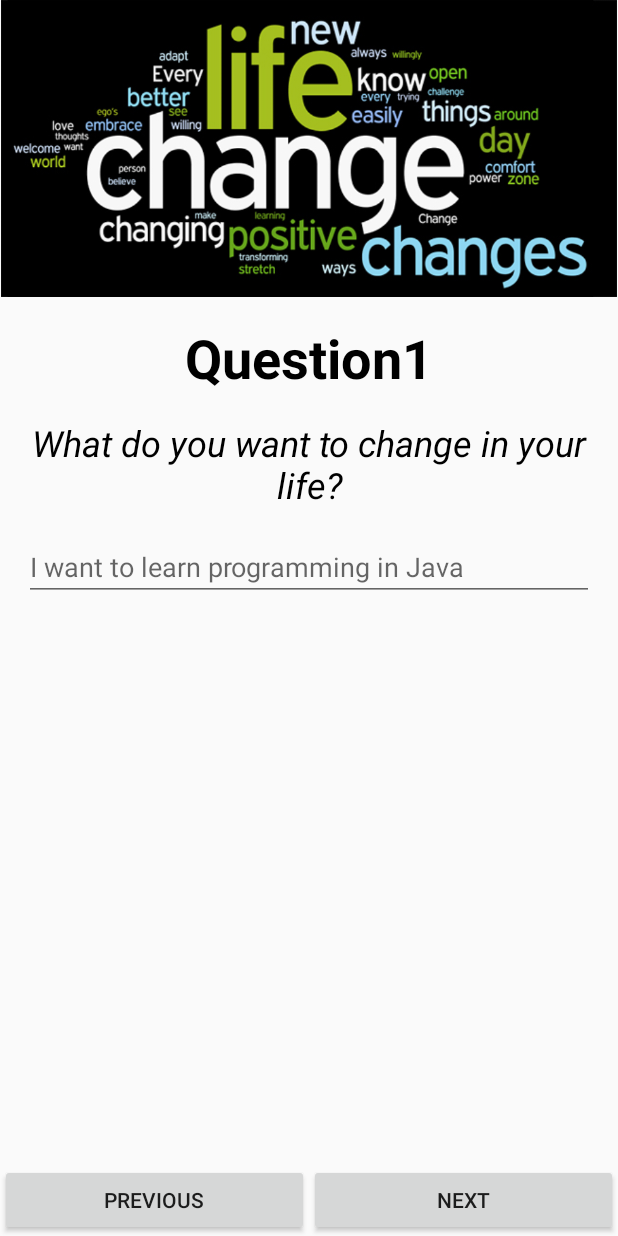
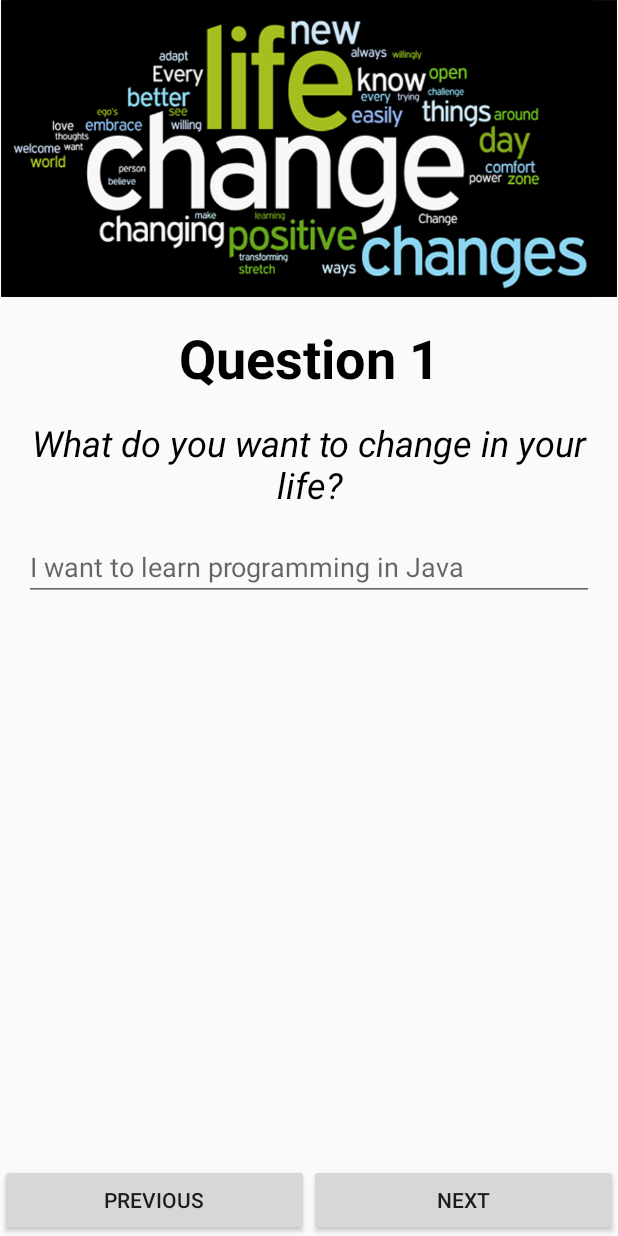
Before and after one commit to VIcuko/MakeAChangeQuizzApp, an Android app: the screen it shows after launch (MainActivity), after a tap on "START", on a phone screen of 412 x 824 dp. Run offline under Robolectric (Android 15) with nearby library versions, the phone set to English and light mode, and no system bars.

Commit message:
Corrected space at the end of text in strings.xml

```diff
--- a/app/src/main/res/values/strings.xml
+++ b/app/src/main/res/values/strings.xml
@@ -17,7 +17,7 @@
 
     <string name="initial_text">Welcome to the Next Change in your Life</string>
 
-    <string name="intro">Ready to make a change?\\n(Press \"Start\" to begin)</string>
+    <string name="intro">Ready to make a change?\n(Press \"Start\" to begin)</string>
 
     <string name="question1">What do you want to change in your life?</string>
     <string name="question1_hint">I want to learn programming in Java</string>
@@ -38,7 +38,7 @@
     <string name="calendar_click">Click on \"Add to Calendar\" to add a reminder to achieve your objective!</string>
 
     <string name="congrats_text">Congratulations!</string>
-    <string name="question_text">Question </string>
+    <string name="question_text">Question&#160;</string>
     <string name="answer_text">answer_</string>
 
     <string name="no_more_questions_toast">Sorry, there are no more questions available</string>
```
